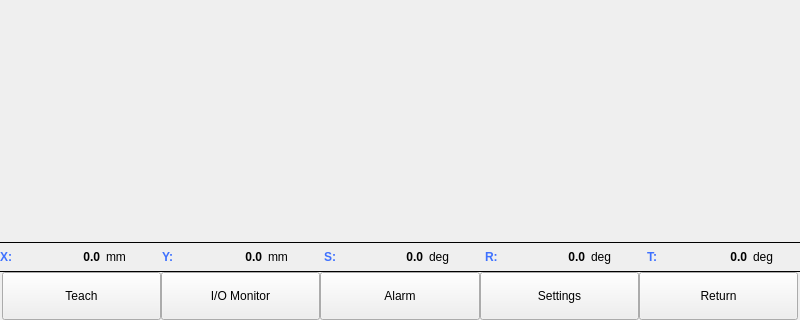
GaussCheng/2-5AxisPunch, file mainframe_8.ui: the form before one commit; both pictures show x 0 to 800 and y 280 to 600 of the 800 by 600 pixel window.
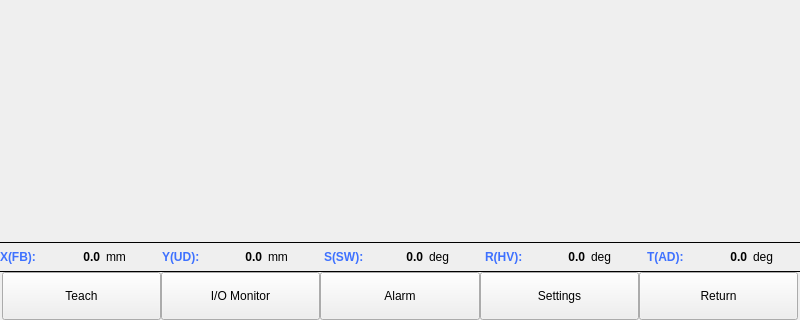
The form after the commit. Custom widgets are drawn as their Qt base class.

```diff
--- a/mainframe_8.ui
+++ b/mainframe_8.ui
@@ -219,7 +219,7 @@
         <bool>true</bool>
        </property>
        <property name="text">
-        <string>X:</string>
+        <string>X(FB):</string>
        </property>
       </widget>
      </item>
@@ -340,7 +340,7 @@
         <bool>true</bool>
        </property>
        <property name="text">
-        <string>Y:</string>
+        <string>Y(UD):</string>
        </property>
       </widget>
      </item>
@@ -455,7 +455,7 @@
         <bool>true</bool>
        </property>
        <property name="text">
-        <string>S:</string>
+        <string>S(SW):</string>
        </property>
       </widget>
      </item>
@@ -570,7 +570,7 @@
         <bool>true</bool>
        </property>
        <property name="text">
-        <string>R:</string>
+        <string>R(HV):</string>
        </property>
       </widget>
      </item>
@@ -685,7 +685,7 @@
         <bool>true</bool>
        </property>
        <property name="text">
-        <string>T:</string>
+        <string>T(AD):</string>
        </property>
       </widget>
      </item>
```
Left out of the diff: 1 changed line with no effect on the pictures.
